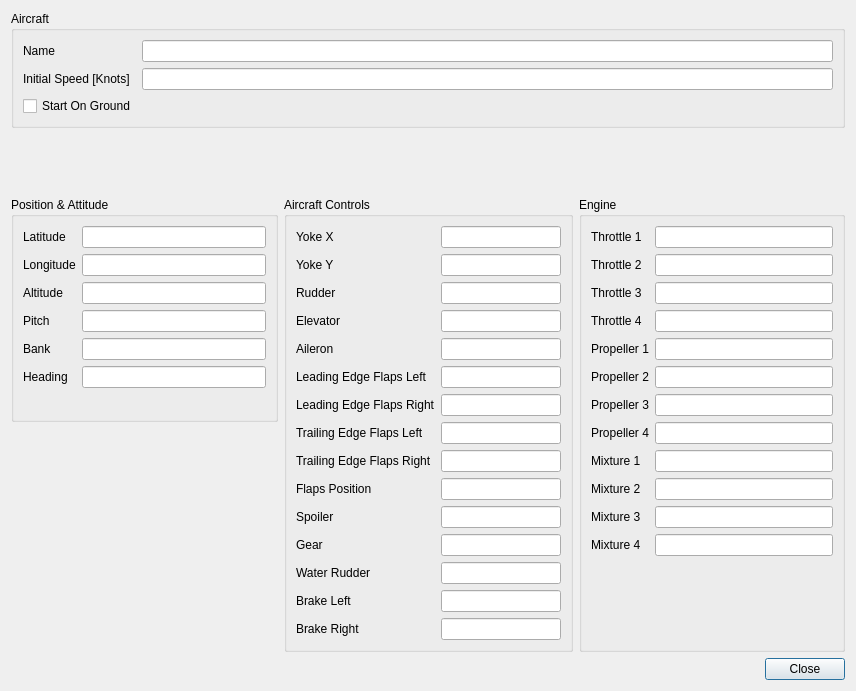
First picture: the form in src/UserInterface/src/Dialogs/SimulationVariablesDialog.ui, repository till213/SkyDolly, before the edit.
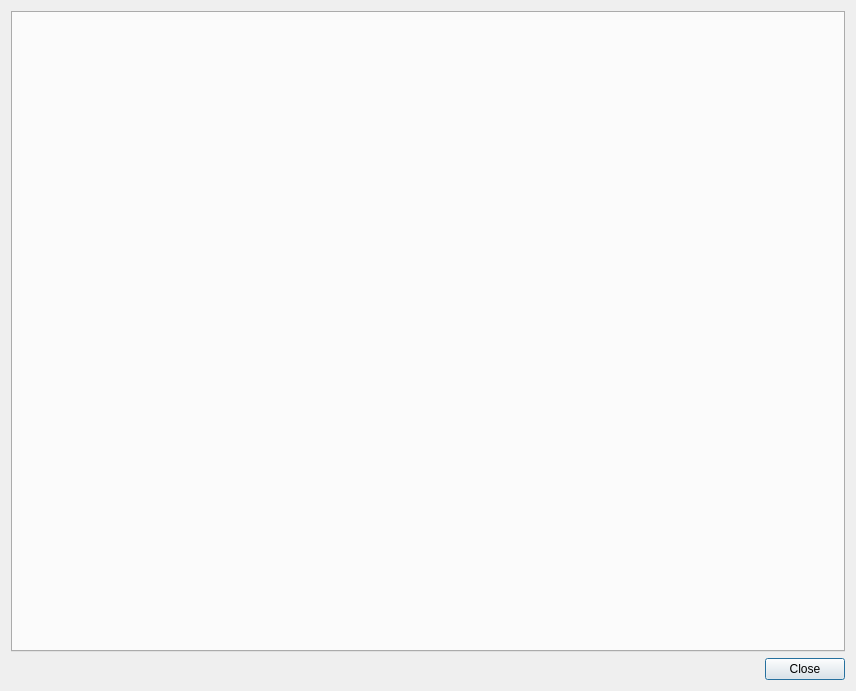
Second picture: the form after the edit.

Commit message:
Split information and simulation variables into distinct tabs
- FIX: Request flight information only after a (possible) reconnect
(specifically when "auto" sample rate is selected)

```diff
--- a/src/UserInterface/src/Dialogs/SimulationVariablesDialog.ui
+++ b/src/UserInterface/src/Dialogs/SimulationVariablesDialog.ui
@@ -14,695 +14,7 @@
    <string>Simulation Variables</string>
   </property>
   <layout class="QGridLayout" name="gridLayout">
-   <item row="1" column="1">
-    <spacer name="verticalSpacer">
-     <property name="orientation">
-      <enum>Qt::Vertical</enum>
-     </property>
-     <property name="sizeHint" stdset="0">
-      <size>
-       <width>20</width>
-       <height>40</height>
-      </size>
-     </property>
-    </spacer>
-   </item>
-   <item row="2" column="0">
-    <widget class="QGroupBox" name="groupBox_5">
-     <property name="minimumSize">
-      <size>
-       <width>0</width>
-       <height>0</height>
-      </size>
-     </property>
-     <property name="title">
-      <string>Position &amp;&amp; Attitude</string>
-     </property>
-     <layout class="QFormLayout" name="formLayout_4">
-      <item row="0" column="0">
-       <widget class="QLabel" name="label_9">
-        <property name="text">
-         <string>Latitude</string>
-        </property>
-       </widget>
-      </item>
-      <item row="0" column="1">
-       <widget class="QLineEdit" name="latitudeLineEdit">
-        <property name="minimumSize">
-         <size>
-          <width>160</width>
-          <height>0</height>
-         </size>
-        </property>
-        <property name="readOnly">
-         <bool>true</bool>
-        </property>
-       </widget>
-      </item>
-      <item row="1" column="0">
-       <widget class="QLabel" name="label_10">
-        <property name="text">
-         <string>Longitude</string>
-        </property>
-       </widget>
-      </item>
-      <item row="1" column="1">
-       <widget class="QLineEdit" name="longitudeLineEdit">
-        <property name="readOnly">
-         <bool>true</bool>
-        </property>
-       </widget>
-      </item>
-      <item row="2" column="0">
-       <widget class="QLabel" name="label_11">
-        <property name="text">
-         <string>Altitude</string>
-        </property>
-       </widget>
-      </item>
-      <item row="2" column="1">
-       <widget class="QLineEdit" name="altitudeLineEdit">
-        <property name="readOnly">
-         <bool>true</bool>
-        </property>
-       </widget>
-      </item>
-      <item row="3" column="0">
-       <widget class="QLabel" name="label_25">
-        <property name="text">
-         <string>Pitch</string>
-        </property>
-       </widget>
-      </item>
-      <item row="3" column="1">
-       <widget class="QLineEdit" name="pitchLineEdit">
-        <property name="readOnly">
-         <bool>true</bool>
-        </property>
-       </widget>
-      </item>
-      <item row="4" column="0">
-       <widget class="QLabel" name="label_26">
-        <property name="text">
-         <string>Bank</string>
-        </property>
-       </widget>
-      </item>
-      <item row="4" column="1">
-       <widget class="QLineEdit" name="bankLineEdit">
-        <property name="readOnly">
-         <bool>true</bool>
-        </property>
-       </widget>
-      </item>
-      <item row="5" column="0">
-       <widget class="QLabel" name="label_27">
-        <property name="text">
-         <string>Heading</string>
-        </property>
-       </widget>
-      </item>
-      <item row="5" column="1">
-       <widget class="QLineEdit" name="headingLineEdit">
-        <property name="readOnly">
-         <bool>true</bool>
-        </property>
-       </widget>
-      </item>
-     </layout>
-    </widget>
-   </item>
-   <item row="2" column="1" rowspan="2">
-    <widget class="QGroupBox" name="groupBox_7">
-     <property name="minimumSize">
-      <size>
-       <width>0</width>
-       <height>0</height>
-      </size>
-     </property>
-     <property name="title">
-      <string>Aircraft Controls</string>
-     </property>
-     <layout class="QFormLayout" name="formLayout_2">
-      <item row="0" column="0">
-       <widget class="QLabel" name="label_28">
-        <property name="text">
-         <string>Yoke X</string>
-        </property>
-       </widget>
-      </item>
-      <item row="0" column="1">
-       <widget class="QLineEdit" name="yokeXLineEdit">
-        <property name="minimumSize">
-         <size>
-          <width>80</width>
-          <height>0</height>
-         </size>
-        </property>
-        <property name="readOnly">
-         <bool>true</bool>
-        </property>
-       </widget>
-      </item>
-      <item row="1" column="0">
-       <widget class="QLabel" name="label_29">
-        <property name="text">
-         <string>Yoke Y</string>
-        </property>
-       </widget>
-      </item>
-      <item row="1" column="1">
-       <widget class="QLineEdit" name="yokeYLineEdit">
-        <property name="minimumSize">
-         <size>
-          <width>120</width>
-          <height>0</height>
-         </size>
-        </property>
-        <property name="readOnly">
-         <bool>true</bool>
-        </property>
-       </widget>
-      </item>
-      <item row="2" column="0">
-       <widget class="QLabel" name="label_30">
-        <property name="text">
-         <string>Rudder</string>
-        </property>
-       </widget>
-      </item>
-      <item row="2" column="1">
-       <widget class="QLineEdit" name="rudderLineEdit">
-        <property name="minimumSize">
-         <size>
-          <width>120</width>
-          <height>0</height>
-         </size>
-        </property>
-        <property name="readOnly">
-         <bool>true</bool>
-        </property>
-       </widget>
-      </item>
-      <item row="3" column="0">
-       <widget class="QLabel" name="label_31">
-        <property name="text">
-         <string>Elevator</string>
-        </property>
-       </widget>
-      </item>
-      <item row="3" column="1">
-       <widget class="QLineEdit" name="elevatorLineEdit">
-        <property name="minimumSize">
-         <size>
-          <width>120</width>
-          <height>0</height>
-         </size>
-        </property>
-        <property name="readOnly">
-         <bool>true</bool>
-        </property>
-       </widget>
-      </item>
-      <item row="4" column="0">
-       <widget class="QLabel" name="label_32">
-        <property name="text">
-         <string>Aileron</string>
-        </property>
-       </widget>
-      </item>
-      <item row="4" column="1">
-       <widget class="QLineEdit" name="aileronLineEdit">
-        <property name="minimumSize">
-         <size>
-          <width>120</width>
-          <height>0</height>
-         </size>
-        </property>
-        <property name="readOnly">
-         <bool>true</bool>
-        </property>
-       </widget>
-      </item>
-      <item row="5" column="0">
-       <widget class="QLabel" name="label_40">
-        <property name="text">
-         <string>Leading Edge Flaps Left</string>
-        </property>
-       </widget>
-      </item>
-      <item row="5" column="1">
-       <widget class="QLineEdit" name="leadingEdgeFlapsLeftLineEdit">
-        <property name="minimumSize">
-         <size>
-          <width>120</width>
-          <height>0</height>
-         </size>
-        </property>
-        <property name="readOnly">
-         <bool>true</bool>
-        </property>
-       </widget>
-      </item>
-      <item row="6" column="0">
-       <widget class="QLabel" name="label_41">
-        <property name="text">
-         <string>Leading Edge Flaps Right</string>
-        </property>
-       </widget>
-      </item>
-      <item row="6" column="1">
-       <widget class="QLineEdit" name="leadingEdgeFlapsRightLineEdit">
-        <property name="minimumSize">
-         <size>
-          <width>120</width>
-          <height>0</height>
-         </size>
-        </property>
-        <property name="readOnly">
-         <bool>true</bool>
-        </property>
-       </widget>
-      </item>
-      <item row="7" column="0">
-       <widget class="QLabel" name="label_42">
-        <property name="text">
-         <string>Trailing Edge Flaps Left</string>
-        </property>
-       </widget>
-      </item>
-      <item row="7" column="1">
-       <widget class="QLineEdit" name="trailingEdgeFlapsLeftLineEdit">
-        <property name="minimumSize">
-         <size>
-          <width>120</width>
-          <height>0</height>
-         </size>
-        </property>
-        <property name="readOnly">
-         <bool>true</bool>
-        </property>
-       </widget>
-      </item>
-      <item row="8" column="0">
-       <widget class="QLabel" name="label_43">
-        <property name="text">
-         <string>Trailing Edge Flaps Right</string>
-        </property>
-       </widget>
-      </item>
-      <item row="8" column="1">
-       <widget class="QLineEdit" name="trailingEdgeFlapsRightLineEdit">
-        <property name="minimumSize">
-         <size>
-          <width>120</width>
-          <height>0</height>
-         </size>
-        </property>
-        <property name="readOnly">
-         <bool>true</bool>
-        </property>
-       </widget>
-      </item>
-      <item row="9" column="0">
-       <widget class="QLabel" name="label_38">
-        <property name="text">
-         <string>Flaps Position</string>
-        </property>
-       </widget>
-      </item>
-      <item row="9" column="1">
-       <widget class="QLineEdit" name="flapsPositionLineEdit">
-        <property name="minimumSize">
-         <size>
-          <width>120</width>
-          <height>0</height>
-         </size>
-        </property>
-        <property name="readOnly">
-         <bool>true</bool>
-        </property>
-       </widget>
-      </item>
-      <item row="10" column="0">
-       <widget class="QLabel" name="label_37">
-        <property name="text">
-         <string>Spoiler</string>
-        </property>
-       </widget>
-      </item>
-      <item row="10" column="1">
-       <widget class="QLineEdit" name="spoilerLineEdit">
-        <property name="minimumSize">
-         <size>
-          <width>120</width>
-          <height>0</height>
-         </size>
-        </property>
-        <property name="readOnly">
-         <bool>true</bool>
-        </property>
-       </widget>
-      </item>
-      <item row="11" column="0">
-       <widget class="QLabel" name="label_39">
-        <property name="text">
-         <string>Gear</string>
-        </property>
-       </widget>
-      </item>
-      <item row="11" column="1">
-       <widget class="QLineEdit" name="gearLineEdit">
-        <property name="minimumSize">
-         <size>
-          <width>120</width>
-          <height>0</height>
-         </size>
-        </property>
-        <property name="readOnly">
-         <bool>true</bool>
-        </property>
-       </widget>
-      </item>
-      <item row="12" column="0">
-       <widget class="QLabel" name="label_44">
-        <property name="text">
-         <string>Water Rudder</string>
-        </property>
-       </widget>
-      </item>
-      <item row="12" column="1">
-       <widget class="QLineEdit" name="waterRudderLineEdit">
-        <property name="minimumSize">
-         <size>
-          <width>120</width>
-          <height>0</height>
-         </size>
-        </property>
-        <property name="readOnly">
-         <bool>true</bool>
-        </property>
-       </widget>
-      </item>
-      <item row="13" column="0">
-       <widget class="QLabel" name="label_45">
-        <property name="text">
-         <string>Brake Left</string>
-        </property>
-       </widget>
-      </item>
-      <item row="13" column="1">
-       <widget class="QLineEdit" name="brakeLeftLineEdit">
-        <property name="minimumSize">
-         <size>
-          <width>120</width>
-          <height>0</height>
-         </size>
-        </property>
-        <property name="readOnly">
-         <bool>true</bool>
-        </property>
-       </widget>
-      </item>
-      <item row="14" column="0">
-       <widget class="QLabel" name="label_46">
-        <property name="text">
-         <string>Brake Right</string>
-        </property>
-       </widget>
-      </item>
-      <item row="14" column="1">
-       <widget class="QLineEdit" name="brakeRightLineEdit">
-        <property name="minimumSize">
-         <size>
-          <width>120</width>
-          <height>0</height>
-         </size>
-        </property>
-        <property name="readOnly">
-         <bool>true</bool>
-        </property>
-       </widget>
-      </item>
-     </layout>
-    </widget>
-   </item>
-   <item row="2" column="2" rowspan="2">
-    <widget class="QGroupBox" name="groupBox">
-     <property name="minimumSize">
-      <size>
-       <width>0</width>
-       <height>0</height>
-      </size>
-     </property>
-     <property name="title">
-      <string>Engine</string>
-     </property>
-     <layout class="QFormLayout" name="formLayout">
-      <item row="0" column="0">
-       <widget class="QLabel" name="label_33">
-        <property name="text">
-         <string>Throttle 1</string>
-        </property>
-       </widget>
-      </item>
-      <item row="0" column="1">
-       <widget class="QLineEdit" name="throttle1LineEdit">
-        <property name="minimumSize">
-         <size>
-          <width>80</width>
-          <height>0</height>
-         </size>
-        </property>
-        <property name="readOnly">
-         <bool>true</bool>
-        </property>
-       </widget>
-      </item>
-      <item row="1" column="0">
-       <widget class="QLabel" name="label_34">
-        <property name="text">
-         <string>Throttle 2</string>
-        </property>
-       </widget>
-      </item>
-      <item row="1" column="1">
-       <widget class="QLineEdit" name="throttle2LineEdit">
-        <property name="minimumSize">
-         <size>
-          <width>120</width>
-          <height>0</height>
-         </size>
-        </property>
-        <property name="readOnly">
-         <bool>true</bool>
-        </property>
-       </widget>
-      </item>
-      <item row="2" column="0">
-       <widget class="QLabel" name="label_35">
-        <property name="text">
-         <string>Throttle 3</string>
-        </property>
-       </widget>
-      </item>
-      <item row="2" column="1">
-       <widget class="QLineEdit" name="throttle3LineEdit">
-        <property name="minimumSize">
-         <size>
-          <width>120</width>
-          <height>0</height>
-         </size>
-        </property>
-        <property name="readOnly">
-         <bool>true</bool>
-        </property>
-       </widget>
-      </item>
-      <item row="3" column="0">
-       <widget class="QLabel" name="label_36">
-        <property name="text">
-         <string>Throttle 4</string>
-        </property>
-       </widget>
-      </item>
-      <item row="3" column="1">
-       <widget class="QLineEdit" name="throttle4LineEdit">
-        <property name="minimumSize">
-         <size>
-          <width>120</width>
-          <height>0</height>
-         </size>
-        </property>
-        <property name="readOnly">
-         <bool>true</bool>
-        </property>
-       </widget>
-      </item>
-      <item row="4" column="0">
-       <widget class="QLabel" name="label_47">
-        <property name="text">
-         <string>Propeller 1</string>
-        </property>
-       </widget>
-      </item>
-      <item row="4" column="1">
-       <widget class="QLineEdit" name="propeller1LineEdit">
-        <property name="minimumSize">
-         <size>
-          <width>120</width>
-          <height>0</height>
-         </size>
-        </property>
-        <property name="readOnly">
-         <bool>true</bool>
-        </property>
-       </widget>
-      </item>
-      <item row="5" column="0">
-       <widget class="QLabel" name="label_48">
-        <property name="text">
-         <string>Propeller 2</string>
-        </property>
-       </widget>
-      </item>
-      <item row="5" column="1">
-       <widget class="QLineEdit" name="propeller2LineEdit">
-        <property name="minimumSize">
-         <size>
-          <width>120</width>
-          <height>0</height>
-         </size>
-        </property>
-        <property name="readOnly">
-         <bool>true</bool>
-        </property>
-       </widget>
-      </item>
-      <item row="6" column="0">
-       <widget class="QLabel" name="label_49">
-        <property name="text">
-         <string>Propeller 3</string>
-        </property>
-       </widget>
-      </item>
-      <item row="6" column="1">
-       <widget class="QLineEdit" name="propeller3LineEdit">
-        <property name="minimumSize">
-         <size>
-          <width>120</width>
-          <height>0</height>
-         </size>
-        </property>
-        <property name="readOnly">
-         <bool>true</bool>
-        </property>
-       </widget>
-      </item>
-      <item row="7" column="0">
-       <widget class="QLabel" name="label_50">
-        <property name="text">
-         <string>Propeller 4</string>
-        </property>
-       </widget>
-      </item>
-      <item row="7" column="1">
-       <widget class="QLineEdit" name="propeller4LineEdit">
-        <property name="minimumSize">
-         <size>
-          <width>120</width>
-          <height>0</height>
-         </size>
-        </property>
-        <property name="readOnly">
-         <bool>true</bool>
-        </property>
-       </widget>
-      </item>
-      <item row="8" column="0">
-       <widget class="QLabel" name="label_51">
-        <property name="text">
-         <string>Mixture 1</string>
-        </property>
-       </widget>
-      </item>
-      <item row="8" column="1">
-       <widget class="QLineEdit" name="mixture1LineEdit">
-        <property name="minimumSize">
-         <size>
-          <width>120</width>
-          <height>0</height>
-         </size>
-        </property>
-        <property name="readOnly">
-         <bool>true</bool>
-        </property>
-       </widget>
-      </item>
-      <item row="9" column="0">
-       <widget class="QLabel" name="label_52">
-        <property name="text">
-         <string>Mixture 2</string>
-        </property>
-       </widget>
-      </item>
-      <item row="9" column="1">
-       <widget class="QLineEdit" name="mixture2LineEdit">
-        <property name="minimumSize">
-         <size>
-          <width>120</width>
-          <height>0</height>
-         </size>
-        </property>
-        <property name="readOnly">
-         <bool>true</bool>
-        </property>
-       </widget>
-      </item>
-      <item row="10" column="0">
-       <widget class="QLabel" name="label_53">
-        <property name="text">
-         <string>Mixture 3</string>
-        </property>
-       </widget>
-      </item>
-      <item row="10" column="1">
-       <widget class="QLineEdit" name="mixture3LineEdit">
-        <property name="minimumSize">
-         <size>
-          <width>120</width>
-          <height>0</height>
-         </size>
-        </property>
-        <property name="readOnly">
-         <bool>true</bool>
-        </property>
-       </widget>
-      </item>
-      <item row="11" column="0">
-       <widget class="QLabel" name="label_54">
-        <property name="text">
-         <string>Mixture 4</string>
-        </property>
-       </widget>
-      </item>
-      <item row="11" column="1">
-       <widget class="QLineEdit" name="mixture4LineEdit">
-        <property name="minimumSize">
-         <size>
-          <width>120</width>
-          <height>0</height>
-         </size>
-        </property>
-        <property name="readOnly">
-         <bool>true</bool>
-        </property>
-       </widget>
-      </item>
-     </layout>
-    </widget>
-   </item>
-   <item row="4" column="2">
+   <item row="1" column="0">
     <widget class="QDialogButtonBox" name="buttonBox">
      <property name="orientation">
       <enum>Qt::Horizontal</enum>
@@ -712,75 +24,11 @@
      </property>
     </widget>
    </item>
-   <item row="0" column="0" colspan="3">
-    <widget class="QGroupBox" name="groupBox_4">
-     <property name="minimumSize">
-      <size>
-       <width>512</width>
-       <height>0</height>
-      </size>
+   <item row="0" column="0">
+    <widget class="QTabWidget" name="simulationVariablesTab">
+     <property name="currentIndex">
+      <number>-1</number>
      </property>
-     <property name="title">
-      <string>Aircraft</string>
-     </property>
-     <layout class="QGridLayout" name="gridLayout_4">
-      <item row="3" column="0">
-       <widget class="QCheckBox" name="startOnGroundCheckBox">
-        <property name="enabled">
-         <bool>true</bool>
-        </property>
-        <property name="mouseTracking">
-         <bool>false</bool>
-        </property>
-        <property name="focusPolicy">
-         <enum>Qt::NoFocus</enum>
-        </property>
-        <property name="text">
-         <string>Start On Ground</string>
-        </property>
-        <property name="checkable">
-         <bool>true</bool>
-        </property>
-        <property name="checked">
-         <bool>false</bool>
-        </property>
-       </widget>
-      </item>
-      <item row="1" column="1">
-       <widget class="QLineEdit" name="nameLineEdit">
-        <property name="minimumSize">
-         <size>
-          <width>120</width>
-          <height>0</height>
-         </size>
-        </property>
-        <property name="readOnly">
-         <bool>true</bool>
-        </property>
-       </widget>
-      </item>
-      <item row="2" column="1">
-       <widget class="QLineEdit" name="initialAirspeedLineEdit">
-        <property name="readOnly">
-         <bool>true</bool>
-        </property>
-       </widget>
-      </item>
-      <item row="1" column="0">
-       <widget class="QLabel" name="label_5">
-        <property name="text">
-         <string>Name</string>
-        </property>
-       </widget>
-      </item>
-      <item row="2" column="0">
-       <widget class="QLabel" name="label_24">
-        <property name="text">
-         <string>Initial Speed [Knots]</string>
-        </property>
-       </widget>
-      </item>
-     </layout>
     </widget>
    </item>
   </layout>
```
The commit also changes 9 other files.
